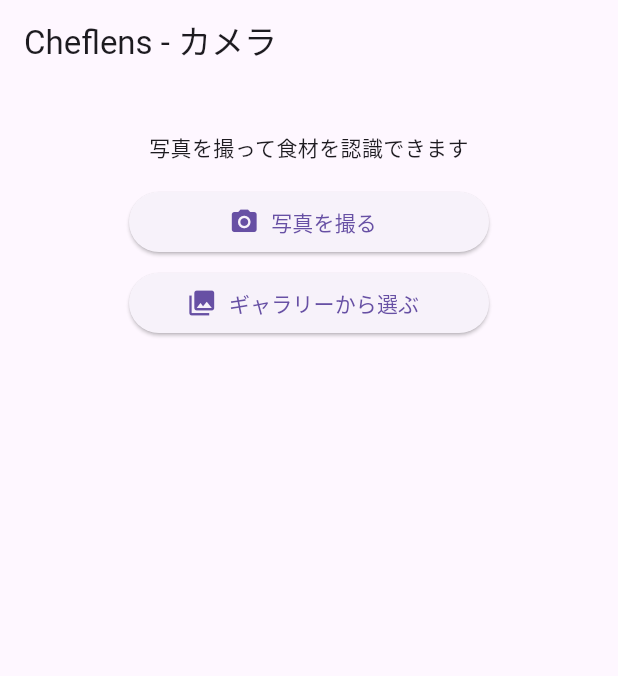
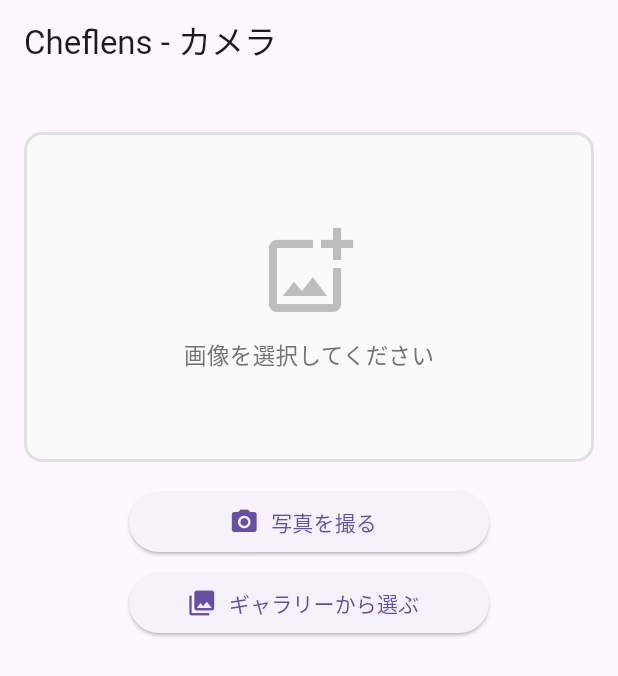
Before and after one commit to karake-shoya/cheflens, a Flutter app: the screen it shows after launch, on a phone screen of 412 x 824 dp. Shown: the top 676 px of the screen. Run offline on Flutter 3.47's test engine with Material 3 defaults, Android fonts, the phone set to English and light mode, and no system bars; our stand-ins replace flutter_dotenv, image_picker.

Commit message:
sytle: ボタンの配置を画像選択前後で同じ高さになるように修正

```diff
--- a/lib/screens/camera_screen.dart
+++ b/lib/screens/camera_screen.dart
@@ -219,18 +219,10 @@
             crossAxisAlignment: CrossAxisAlignment.center,
             children: [
             const SizedBox(height: 16),
-            if (_loading) const Center(child: CircularProgressIndicator()),
-            if (!_loading && _image == null)
-              const Center(
-                child: Text(
-                  '写真を撮って食材を認識できます',
-                  textAlign: TextAlign.center,
-                ),
-              ),
             if (_statusMessage.isNotEmpty && _detectedIngredients.isEmpty)
               Container(
                 padding: const EdgeInsets.symmetric(horizontal: 16, vertical: 12),
-                margin: const EdgeInsets.only(bottom: 8),
+                margin: const EdgeInsets.only(bottom: 12),
                 decoration: BoxDecoration(
                   gradient: LinearGradient(
                     colors: [Colors.blue.shade100, Colors.blue.shade50],
@@ -262,13 +254,47 @@
                   ],
                 ),
               ),
-            if (_image != null)
-              Center(
-                child: SizedBox(
-                  height: 220,
-                  child: Image.file(_image!, fit: BoxFit.contain),
-                ),
+            Center(
+              child: SizedBox(
+                height: 220,
+                child: _loading
+                  ? const Center(child: CircularProgressIndicator())
+                  : _image != null
+                    ? Image.file(_image!, fit: BoxFit.contain)
+                    : Container(
+                        decoration: BoxDecoration(
+                          border: Border.all(
+                            color: Colors.grey.shade300,
+                            width: 2,
+                            strokeAlign: BorderSide.strokeAlignInside,
+                          ),
+                          borderRadius: BorderRadius.circular(12),
+                          color: Colors.grey.shade50,
+                        ),
+                        child: Center(
+                          child: Column(
+                            mainAxisAlignment: MainAxisAlignment.center,
+                            children: [
+                              Icon(
+                                Icons.add_photo_alternate_outlined,
+                                size: 64,
+                                color: Colors.grey.shade400,
+                              ),
+                              const SizedBox(height: 12),
+                              Text(
+                                '画像を選択してください',
+                                style: TextStyle(
+                                  fontSize: 15,
+                                  color: Colors.grey.shade600,
+                                  fontWeight: FontWeight.w500,
+                                ),
+                              ),
+                            ],
+                          ),
+                        ),
+                      ),
               ),
+            ),
             const SizedBox(height: 16),
             SizedBox(
               width: 240,
```
